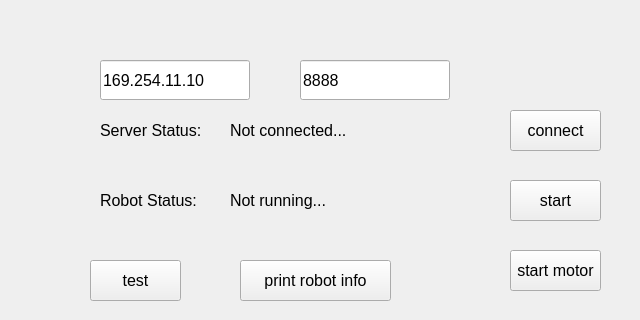
The window that mainwindow.ui (freealong/rik_client) describes before a commit, drawn with Qt 5.
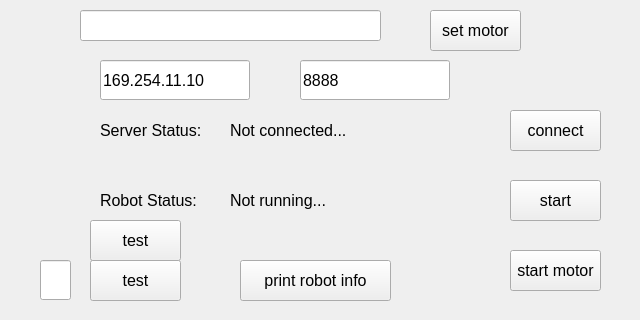
The same window after the commit. Custom widgets are drawn as their Qt base class.

Commit message: add send motor max speed

Patch:
```diff
--- a/mainwindow.ui
+++ b/mainwindow.ui
@@ -221,6 +221,78 @@
      <string>print robot info</string>
     </property>
    </widget>
+   <widget class="QLineEdit" name="lineEdit_test">
+    <property name="geometry">
+     <rect>
+      <x>40</x>
+      <y>260</y>
+      <width>31</width>
+      <height>40</height>
+     </rect>
+    </property>
+    <property name="font">
+     <font>
+      <pointsize>12</pointsize>
+     </font>
+    </property>
+    <property name="text">
+     <string/>
+    </property>
+   </widget>
+   <widget class="QLineEdit" name="lineEdit_motor">
+    <property name="geometry">
+     <rect>
+      <x>80</x>
+      <y>10</y>
+      <width>301</width>
+      <height>31</height>
+     </rect>
+    </property>
+    <property name="font">
+     <font>
+      <pointsize>12</pointsize>
+     </font>
+    </property>
+    <property name="text">
+     <string/>
+    </property>
+   </widget>
+   <widget class="QPushButton" name="button_test_2">
+    <property name="geometry">
+     <rect>
+      <x>430</x>
+      <y>10</y>
+      <width>91</width>
+      <height>41</height>
+     </rect>
+    </property>
+    <property name="font">
+     <font>
+      <pointsize>12</pointsize>
+     </font>
+    </property>
+    <property name="text">
+     <string>set motor</string>
+    </property>
+   </widget>
+   <widget class="QPushButton" name="button_test_3">
+    <property name="geometry">
+     <rect>
+      <x>90</x>
+      <y>220</y>
+      <width>91</width>
+      <height>41</height>
+     </rect>
+    </property>
+    <property name="font">
+     <font>
+      <pointsize>12</pointsize>
+     </font>
+    </property>
+    <property name="text">
+     <string>test</string>
+    </property>
+   </widget>
   </widget>
  </widget>
  <layoutdefault spacing="6" margin="11"/>
```
The commit also changes 6 other files.
